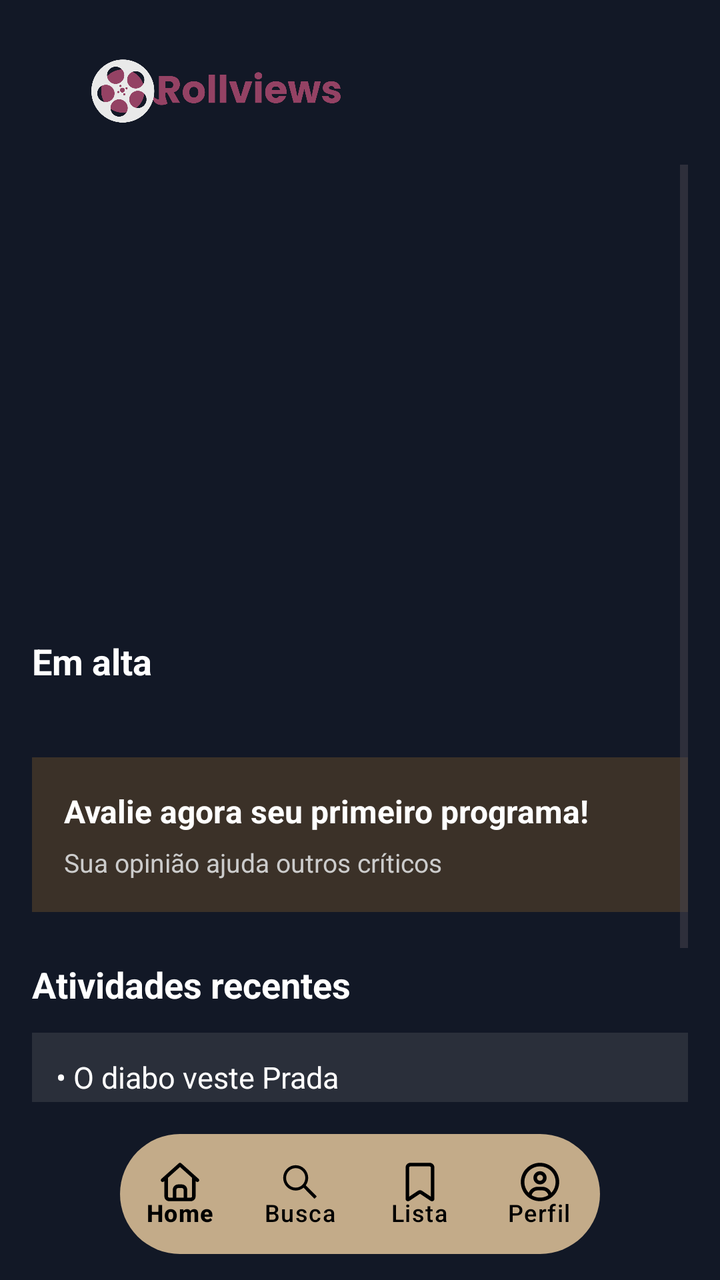
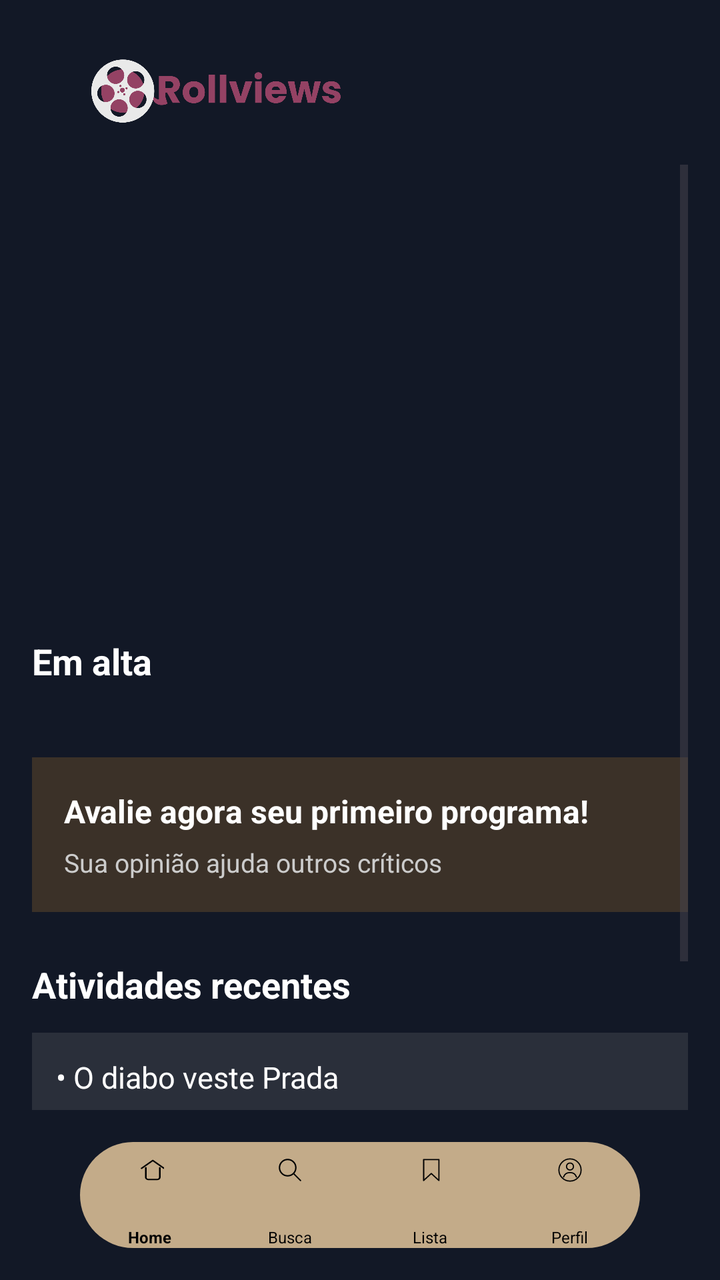

The first picture is an Android layout as it rendered before a commit; the second is the same layout after the commit. The layout source and the unified diff follow.
<!-- AndroidManifest.xml: application theme Theme.RollView -->
<!-- res/layout/home.xml -->
<?xml version="1.0" encoding="utf-8"?>
<RelativeLayout xmlns:android="http://schemas.android.com/apk/res/android"
    xmlns:app="http://schemas.android.com/apk/res-auto"
    android:id="@+id/main"
    android:layout_width="match_parent"
    android:layout_height="match_parent"
    android:background="#121826">

    

    <com.google.android.material.bottomnavigation.BottomNavigationView
        android:id="@+id/bottomNav"
        android:layout_width="300dp"
        android:layout_height="60dp"
        android:layout_alignParentStart="true"
        android:layout_alignParentEnd="true"
        android:layout_alignParentBottom="true"
        android:layout_marginStart="60dp"
        android:layout_marginEnd="60dp"
        android:layout_marginBottom="13dp"
        android:background="@drawable/navbar_rounded"
        app:itemActiveIndicatorStyle="@null"
        app:itemIconSize="24dp"
        app:itemIconTint="@android:color/black"
        app:itemTextColor="@android:color/black"
        app:labelVisibilityMode="labeled"
        app:menu="@menu/bottom_menu" />

    <LinearLayout
        android:id="@+id/topBar"
        android:layout_width="match_parent"
        android:layout_height="90dp"
        android:layout_alignParentTop="true"
        android:layout_marginTop="0dp"
        android:gravity="center_vertical"
        android:orientation="horizontal"
        android:padding="16dp">

        <ImageView
            android:layout_width="180dp"
            android:layout_height="180dp"
            android:scaleType="fitCenter"
            android:src="@drawable/logo" />

    </LinearLayout>

    <ScrollView
        android:layout_width="match_parent"
        android:layout_height="match_parent"
        android:layout_above="@id/bottomNav"
        android:layout_below="@id/topBar"
        android:layout_marginTop="-24dp"
        android:padding="16dp">

        <LinearLayout
            android:layout_width="match_parent"
            android:layout_height="wrap_content"
            android:orientation="vertical">

            <androidx.viewpager2.widget.ViewPager2
                android:id="@+id/viewPagerShowcase"
                android:layout_width="match_parent"
                android:layout_height="216dp"
                android:layout_marginBottom="20dp" />

            <TextView
                android:layout_width="wrap_content"
                android:layout_height="wrap_content"
                android:layout_marginBottom="12dp"
                android:text="Em alta"
                android:textColor="#FFFFFF"
                android:textSize="18sp"
                android:textStyle="bold" />

            
            <androidx.recyclerview.widget.RecyclerView
                android:id="@+id/trendingMovies"
                android:layout_width="match_parent"
                android:layout_height="wrap_content"
                android:layout_marginBottom="24dp"
                android:orientation="horizontal"
                android:scrollbars="none"
                app:layoutManager="androidx.recyclerview.widget.LinearLayoutManager">

            </androidx.recyclerview.widget.RecyclerView>

            
            <LinearLayout
                android:layout_width="match_parent"
                android:layout_height="wrap_content"
                android:layout_marginBottom="24dp"
                android:background="#3B3128"
                android:orientation="horizontal"
                android:padding="16dp">

                <LinearLayout
                    android:layout_width="match_parent"
                    android:layout_height="wrap_content"
                    android:orientation="vertical">

                    <TextView
                        android:layout_width="wrap_content"
                        android:layout_height="wrap_content"
                        android:text="Avalie agora seu primeiro programa!"
                        android:textColor="#FFFFFF"
                        android:textSize="16sp"
                        android:textStyle="bold" />

                    <TextView
                        android:layout_width="wrap_content"
                        android:layout_height="wrap_content"
                        android:layout_marginTop="6dp"
                        android:text="Sua opinião ajuda outros críticos"
                        android:textColor="#CCCCCC"
                        android:textSize="13sp" />

                </LinearLayout>

            </LinearLayout>

            
            <TextView
                android:layout_width="wrap_content"
                android:layout_height="wrap_content"
                android:layout_marginBottom="12dp"
                android:text="Atividades recentes"
                android:textColor="#FFFFFF"
                android:textSize="18sp"
                android:textStyle="bold" />

            <TextView
                android:layout_width="match_parent"
                android:layout_height="wrap_content"
                android:layout_marginBottom="8dp"
                android:background="#2A2F3A"
                android:padding="12dp"
                android:text="• O diabo veste Prada"
                android:textColor="#FFFFFF"
                android:textSize="15sp" />

            <TextView
                android:layout_width="match_parent"
                android:layout_height="wrap_content"
                android:layout_marginBottom="8dp"
                android:background="#2A2F3A"
                android:padding="12dp"
                android:text="• Juniper Lee"
                android:textColor="#FFFFFF"
                android:textSize="15sp" />

            <TextView
                android:layout_width="match_parent"
                android:layout_height="wrap_content"
                android:background="#2A2F3A"
                android:padding="12dp"
                android:text="• Zootopia 2"
                android:textColor="#FFFFFF"
                android:textSize="15sp" />

        </LinearLayout>
    </ScrollView>

</RelativeLayout>
<!-- resources referenced by this layout -->
<resources>
  <!-- drawable logo: png bitmap (drawable, 48544 bytes) -->
  <!-- drawable navbar_rounded (drawable) -->
  <?xml version="1.0" encoding="utf-8"?>
  <shape xmlns:android="http://schemas.android.com/apk/res/android">
  
      
      <solid android:color="#C3AB89" />
  
      
      <corners
          android:topLeftRadius="30dp"
          android:topRightRadius="30dp"
          android:bottomLeftRadius="30dp"
          android:bottomRightRadius="30dp" />
  
  </shape>
  <style name="Theme.RollView" parent="Base.Theme.RollView" />
  <style name="Base.Theme.RollView" parent="Theme.Material3.DayNight.NoActionBar">
          
          
      </style>
</resources>

<!-- the commit's change to res/layout/home.xml (unified diff, before → after) -->
@@ -10,21 +10,25 @@
 
     <com.google.android.material.bottomnavigation.BottomNavigationView
         android:id="@+id/bottomNav"
-        android:layout_width="300dp"
-        android:layout_height="60dp"
-        android:layout_alignParentStart="true"
-        android:layout_alignParentEnd="true"
+        android:layout_width="280dp"
+        android:layout_height="53dp"
         android:layout_alignParentBottom="true"
-        android:layout_marginStart="60dp"
-        android:layout_marginEnd="60dp"
-        android:layout_marginBottom="13dp"
+        android:layout_centerHorizontal="true"
+        android:layout_marginBottom="16dp"
         android:background="@drawable/navbar_rounded"
+        android:paddingTop="0dp"
+        android:paddingBottom="0dp"
         app:itemActiveIndicatorStyle="@null"
-        app:itemIconSize="24dp"
+        app:itemIconSize="14dp"
         app:itemIconTint="@android:color/black"
         app:itemTextColor="@android:color/black"
+        app:itemPaddingTop="7dp"
+        app:itemPaddingBottom="0dp"
         app:labelVisibilityMode="labeled"
-        app:menu="@menu/bottom_menu" />
+        app:menu="@menu/bottom_menu"
+        app:itemTextAppearanceActive="@style/BottomNavText"
+        app:itemTextAppearanceInactive="@style/BottomNavText" />
+
 
     <LinearLayout
         android:id="@+id/topBar"
<!-- resource entries referenced after the edit -->
@@ -16,6 +16,10 @@
           android:bottomRightRadius="30dp" />
   
   </shape>
+  <style name="BottomNavText">
+          <item name="android:textSize">8sp</item>
+          <item name="android:textStyle">normal</item>
+      </style>
   <style name="Theme.RollView" parent="Base.Theme.RollView" />
   <style name="Base.Theme.RollView" parent="Theme.Material3.DayNight.NoActionBar">
           
